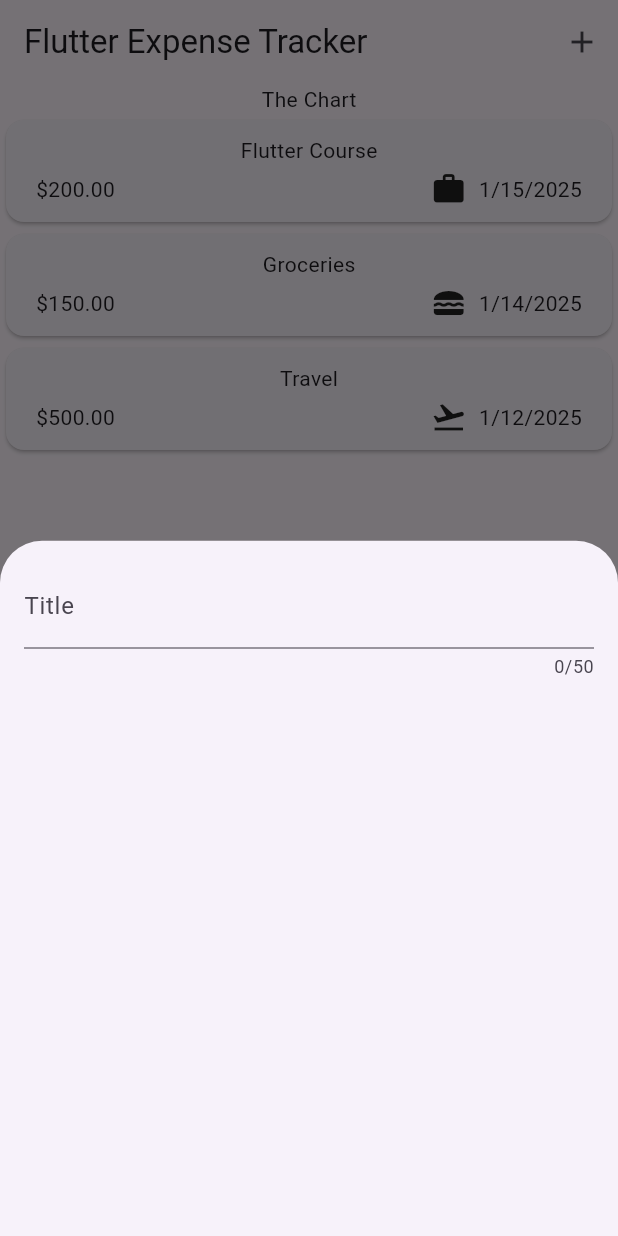
After one commit to shshaheen/Cash-Track, a Flutter app: the screen it shows after launch, after a tap on the "add" icon, on a phone screen of 412 x 824 dp. The commit adds this screen. Run offline on Flutter 3.47's test engine with Material 3 defaults, Android fonts, the phone set to English and light mode, and no system bars.

Commit message:
Displaying Bottom Model Sheet With a Sample Input

```diff
--- a/lib/widgets/expenses.dart
+++ b/lib/widgets/expenses.dart
@@ -1,5 +1,6 @@
 import 'package:cash_track/widgets/expenses_list/expenses_list.dart';
 import 'package:cash_track/models/expense.dart';
+import 'package:cash_track/widgets/new_expense.dart';
 import 'package:flutter/material.dart';
 
 class Expenses extends StatefulWidget {
@@ -10,20 +11,48 @@ class Expenses extends StatefulWidget {
 
 class _ExpensesState extends State<Expenses> {
   final List<Expense> _registeredExpenses = [
-    Expense(title: "Flutter Course", amount: 200, date: DateTime.now(), category: Category.work),
-    Expense(title: "Groceries", amount: 150, date: DateTime.now().subtract(Duration(days: 1)), category: Category.food),
-    Expense(title: "Travel", amount: 500, date: DateTime.now().subtract(Duration(days: 3)), category: Category.travel),
+    Expense(
+        title: "Flutter Course",
+        amount: 200,
+        date: DateTime.now(),
+        category: Category.work),
+    Expense(
+        title: "Groceries",
+        amount: 150,
+        date: DateTime.now().subtract(Duration(days: 1)),
+        category: Category.food),
+    Expense(
+        title: "Travel",
+        amount: 500,
+        date: DateTime.now().subtract(Duration(days: 3)),
+        category: Category.travel),
   ];
+  void _openAddExpenseOverlay() {
+    showModalBottomSheet(
+      context: context,
+      builder: (ctx) => NewExpense(),
+    );
+
+  }
+
   @override
   Widget build(BuildContext context) {
     return Scaffold(
+      appBar: AppBar(
+        title: Text("Flutter Expense Tracker"),
+        actions: [
+          IconButton(
+            icon: Icon(Icons.add),
+            onPressed: _openAddExpenseOverlay,
+          ),
+        ],
+      ),
       body: Column(
         children: [
           Text("The Chart"),
           Expanded(
-            child:
-            ExpensesList(expenses: _registeredExpenses),
-            ),
+            child: ExpensesList(expenses: _registeredExpenses),
+          ),
         ],
       ),
     );
--- /dev/null
+++ b/lib/widgets/new_expense.dart
@@ -0,0 +1,26 @@
+import 'package:flutter/material.dart';
+
+class NewExpense extends StatefulWidget {
+  const NewExpense({super.key});
+  @override
+  State<NewExpense> createState() => _NewExpenseState();
+}
+
+class _NewExpenseState extends State<NewExpense> {
+  @override
+  Widget build(BuildContext context) {
+    return Padding(
+      padding: EdgeInsets.all(16.0),
+      child: Column(
+        children: [
+          TextField(
+            maxLength: 50,
+            // keyboardType: TextInputType.numberWithOptions(),
+            decoration: InputDecoration(
+              label: Text('Title'),
+            ),
+          ),
+        ],
+      ),);
+  }
+}
```
